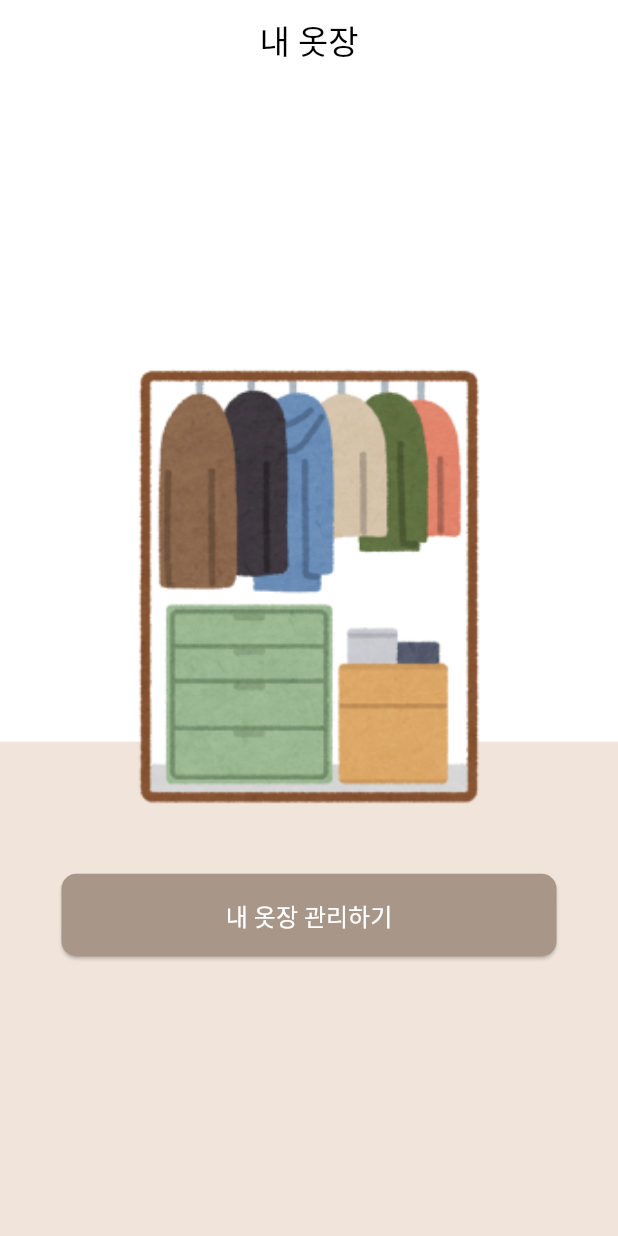
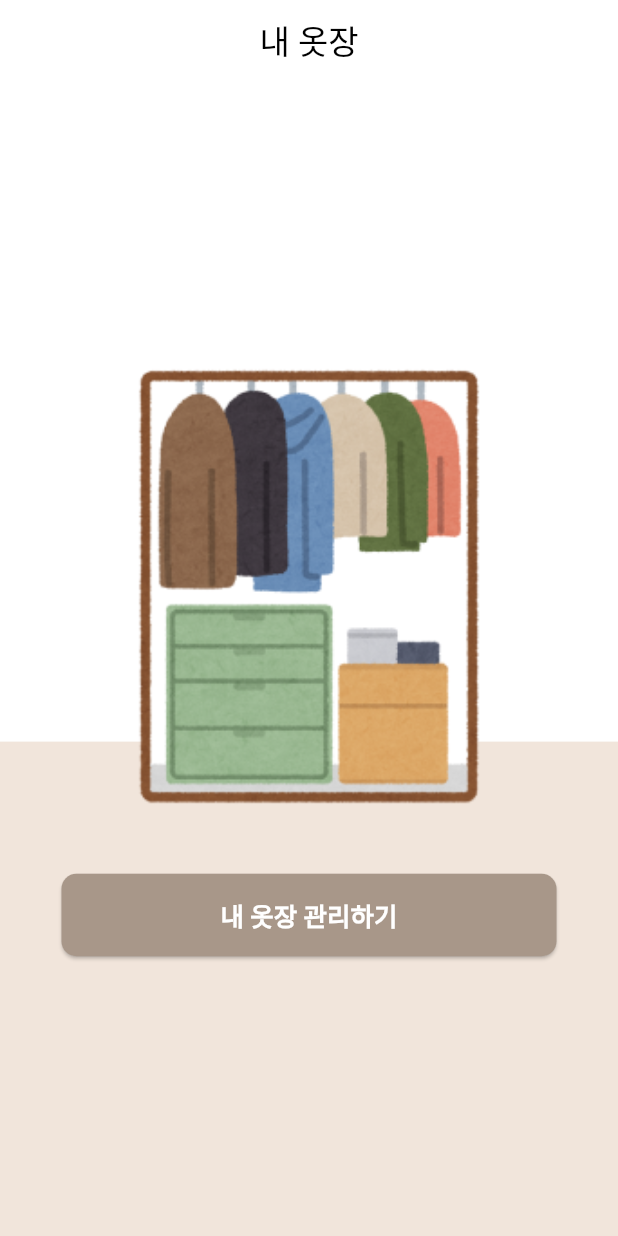
Before and after one commit to uncroos/CloWing, a Flutter app: the ClosetMainScreen screen opened directly, on a phone screen of 412 x 824 dp. Run offline on Flutter 3.47's test engine with Material 3 defaults, Android fonts, the phone set to English and light mode, and no system bars.

Commit message:
ㅑㅜㅑㅅ

```diff
--- a/clowing/lib/screens/closet/closet_main.dart
+++ b/clowing/lib/screens/closet/closet_main.dart
@@ -75,7 +75,10 @@ class _ClosetMainScreenState extends State<ClosetMainScreen> {
                   ),
                   child: Text(
                     '내 옷장 관리하기',
-                    style: TextStyle(color: Colors.white),
+                    style: TextStyle(
+                        color: Colors.white,
+                        fontWeight: FontWeight.w600,
+                        fontSize: 17),
                   ),
                 ),
               ],
```
